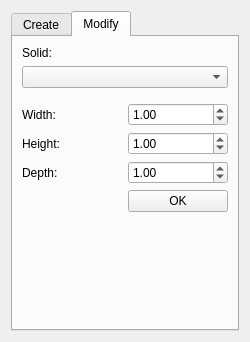
Before: the Qt Designer form src/ToolWidget.ui in Ovilia/April, drawn with Qt 5.
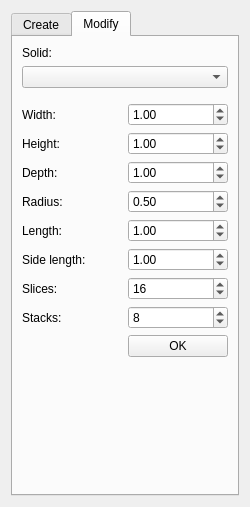
After: the same form once the commit is applied. The open tabs and pages were chosen to show the change. Icons and pictures are not drawn.

What changed in the file:
```diff
--- a/src/ToolWidget.ui
+++ b/src/ToolWidget.ui
@@ -7,11 +7,11 @@
     <x>0</x>
     <y>0</y>
     <width>250</width>
-    <height>342</height>
+    <height>507</height>
    </rect>
   </property>
   <property name="sizePolicy">
-   <sizepolicy hsizetype="Fixed" vsizetype="Preferred">
+   <sizepolicy hsizetype="Fixed" vsizetype="Minimum">
     <horstretch>0</horstretch>
     <verstretch>0</verstretch>
    </sizepolicy>
@@ -392,13 +392,113 @@
             </property>
            </widget>
           </item>
-          <item row="3" column="1">
+          <item row="8" column="1">
            <widget class="QPushButton" name="okButton">
             <property name="text">
              <string>OK</string>
             </property>
            </widget>
           </item>
+          <item row="3" column="0">
+           <widget class="QLabel" name="radiusLabel">
+            <property name="text">
+             <string>Radius:</string>
+            </property>
+           </widget>
+          </item>
+          <item row="3" column="1">
+           <widget class="QDoubleSpinBox" name="radiusSpin">
+            <property name="minimum">
+             <double>0.100000000000000</double>
+            </property>
+            <property name="maximum">
+             <double>100.000000000000000</double>
+            </property>
+            <property name="value">
+             <double>0.500000000000000</double>
+            </property>
+           </widget>
+          </item>
+          <item row="4" column="0">
+           <widget class="QLabel" name="lengthLabel">
+            <property name="text">
+             <string>Length: </string>
+            </property>
+           </widget>
+          </item>
+          <item row="4" column="1">
+           <widget class="QDoubleSpinBox" name="lengthSpin">
+            <property name="minimum">
+             <double>0.100000000000000</double>
+            </property>
+            <property name="maximum">
+             <double>100.000000000000000</double>
+            </property>
+            <property name="value">
+             <double>1.000000000000000</double>
+            </property>
+           </widget>
+          </item>
+          <item row="5" column="0">
+           <widget class="QLabel" name="sideLabel">
+            <property name="text">
+             <string>Side length:</string>
+            </property>
+           </widget>
+          </item>
+          <item row="5" column="1">
+           <widget class="QDoubleSpinBox" name="sideSpin">
+            <property name="minimum">
+             <double>0.100000000000000</double>
+            </property>
+            <property name="maximum">
+             <double>100.000000000000000</double>
+            </property>
+            <property name="value">
+             <double>1.000000000000000</double>
+            </property>
+           </widget>
+          </item>
+          <item row="6" column="0">
+           <widget class="QLabel" name="slicesLabel">
+            <property name="text">
+             <string>Slices: </string>
+            </property>
+           </widget>
+          </item>
+          <item row="6" column="1">
+           <widget class="QSpinBox" name="slicesSpin">
+            <property name="minimum">
+             <number>3</number>
+            </property>
+            <property name="maximum">
+             <number>256</number>
+            </property>
+            <property name="value">
+             <number>16</number>
+            </property>
+           </widget>
+          </item>
+          <item row="7" column="0">
+           <widget class="QLabel" name="stacksLabel">
+            <property name="text">
+             <string>Stacks: </string>
+            </property>
+           </widget>
+          </item>
+          <item row="7" column="1">
+           <widget class="QSpinBox" name="stacksSpin">
+            <property name="minimum">
+             <number>2</number>
+            </property>
+            <property name="maximum">
+             <number>256</number>
+            </property>
+            <property name="value">
+             <number>8</number>
+            </property>
+           </widget>
+          </item>
          </layout>
         </widget>
        </item>
```
Left out of the diff: 10 changed lines with no effect on the pictures.
